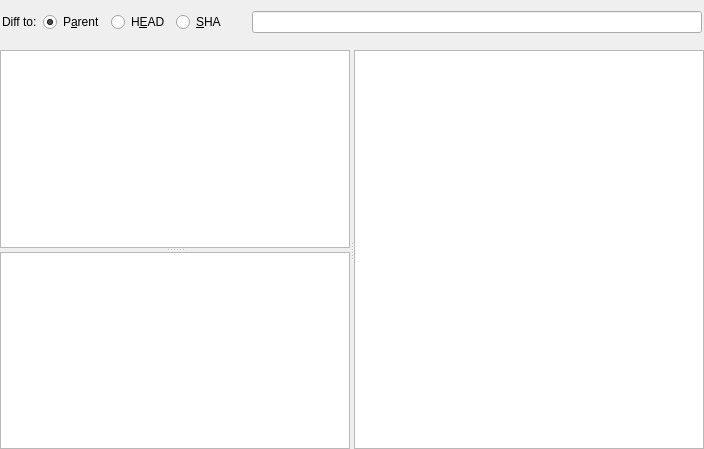
Qt form src/patchview.ui (tibirna/qgit) before a commit.
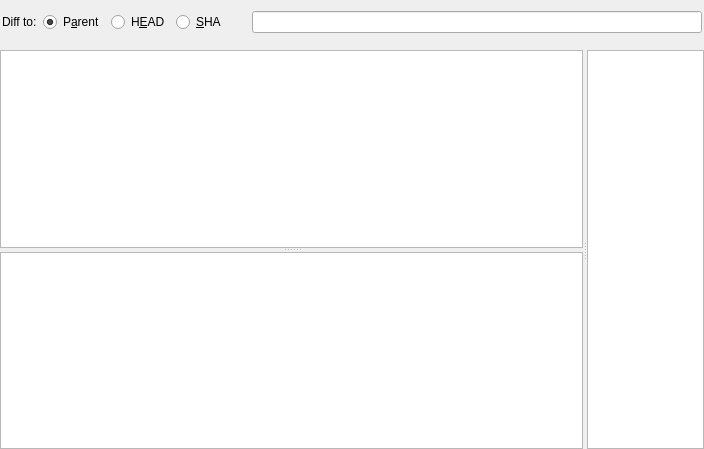
The same form after that commit. Custom widgets are drawn as their Qt base class.

Commit message:
Set a 5:1 stretch ratio on the left and right halves of the patch viewer
This stops the file list taking up half the screen by default.  The
exact ratio is probably not to important, as long as it's not 1:1.

The edit to the form file:
```diff
--- a/src/patchview.ui
+++ b/src/patchview.ui
@@ -132,6 +132,14 @@
         <enum>Qt::Horizontal</enum>
        </property>
        <widget class="QSplitter" name="splitter" >
+        <property name="sizePolicy" >
+         <sizepolicy>
+          <hsizetype>5</hsizetype>
+          <vsizetype>7</vsizetype>
+          <horstretch>5</horstretch>
+          <verstretch>0</verstretch>
+         </sizepolicy>
+        </property>
         <property name="orientation" >
          <enum>Qt::Vertical</enum>
         </property>
@@ -156,6 +164,14 @@
         </widget>
        </widget>
        <widget class="FileList" name="fileList" >
+        <property name="sizePolicy" >
+         <sizepolicy>
+          <hsizetype>13</hsizetype>
+          <vsizetype>13</vsizetype>
+          <horstretch>1</horstretch>
+          <verstretch>0</verstretch>
+         </sizepolicy>
+        </property>
         <property name="contextMenuPolicy" >
          <enum>Qt::CustomContextMenu</enum>
         </property>
```
